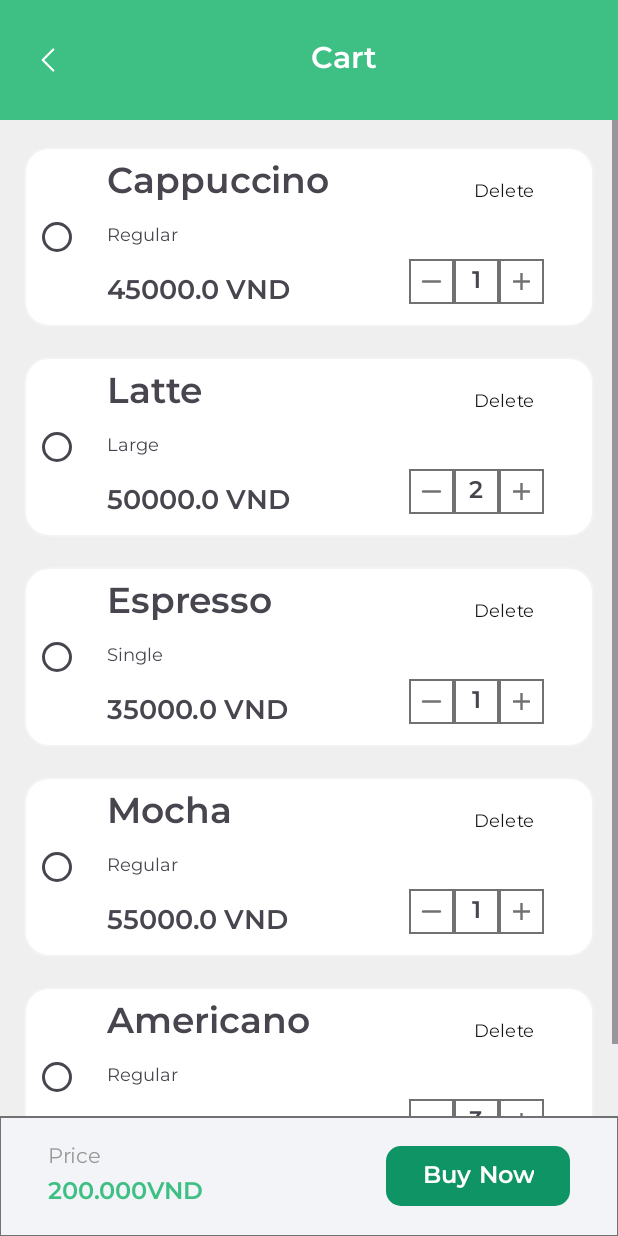
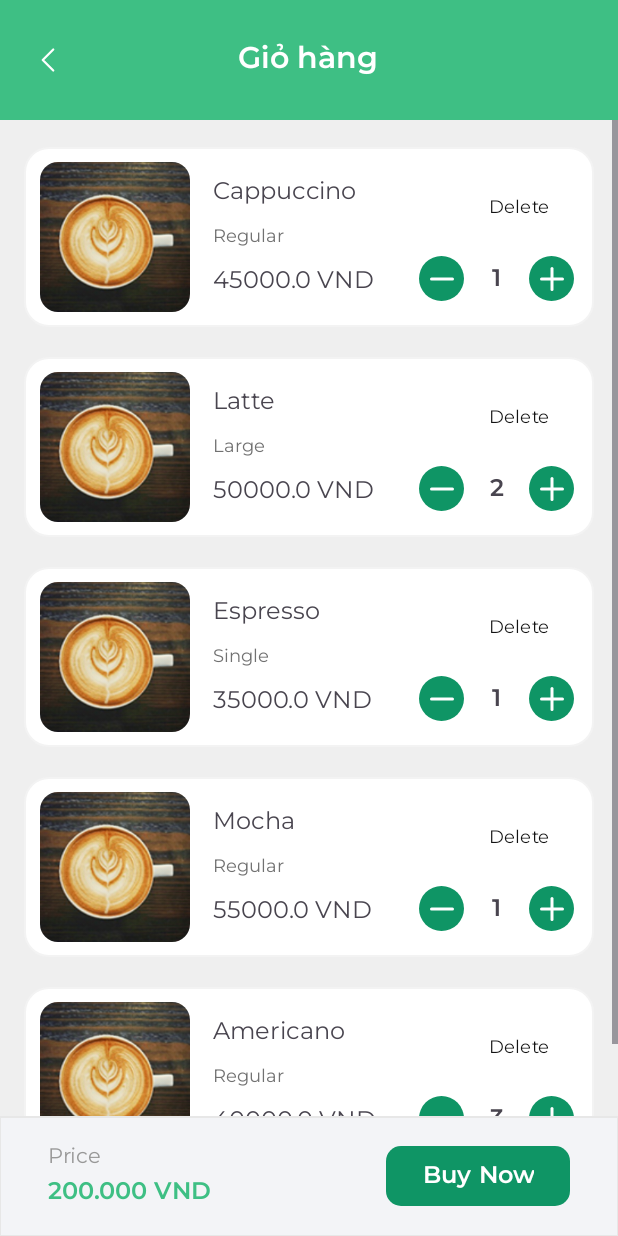
Before and after one commit to SE330-CoffeeShop/Coffee-Shop-Management-Android, an Android app: the CartFragment screen opened through its navigation route, on a phone screen of 412 x 824 dp. Run offline under Robolectric (Android 15) with nearby library versions, the phone set to English and light mode, and no system bars; our stand-ins replace Dagger/Hilt's generated code, navigation-ui; 2 statements that could not run were skipped.

Commit message:
Refactor UI: Cart

```diff
--- a/app/src/main/java/com/example/coffeeshopmanagementandroid/ui/adapter/ProductCartAdapter.java
+++ b/app/src/main/java/com/example/coffeeshopmanagementandroid/ui/adapter/ProductCartAdapter.java
@@ -20,7 +20,6 @@ import java.util.List;
 public class ProductCartAdapter extends RecyclerView.Adapter<ProductCartAdapter.ProductCartViewHolder> {
 
     private List<ProductCartModel> products;
-
     private final OnMinusQuantityListener onMinusQuantity;
     private final OnDeleteProductListener onDeleteProduct;
     private final OnPlusQuantityListener onPlusQuantity;
@@ -68,12 +67,10 @@ public class ProductCartAdapter extends RecyclerView.Adapter<ProductCartAdapter.
     }
 
     public class ProductCartViewHolder extends RecyclerView.ViewHolder {
-        private final RadioButton radioButtonCartProduct;
         private final TextView productNameTextView;
         private final TextView variantProductTextView;
         private final TextView priceTextView;
         private final TextView quantityTextView;
-
         private final ImageButton minusButton;
         private final Button deleteButton;
         private final ImageButton plusButton;
@@ -81,7 +78,6 @@ public class ProductCartAdapter extends RecyclerView.Adapter<ProductCartAdapter.
 
         public ProductCartViewHolder(@NonNull View itemView) {
             super(itemView);
-            this.radioButtonCartProduct = itemView.findViewById(R.id.radioButtonCartProduct);
             this.productNameTextView = itemView.findViewById(R.id.productNameTextView);
             this.variantProductTextView = itemView.findViewById(R.id.variantProductTextView);
             this.priceTextView = itemView.findViewById(R.id.priceTextView);
@@ -119,7 +115,6 @@ public class ProductCartAdapter extends RecyclerView.Adapter<ProductCartAdapter.
             });
         }
         public void bind(ProductCartModel product){
-            radioButtonCartProduct.setChecked(false);
             productNameTextView.setText(product.getProductName());
             variantProductTextView.setText(product.getProductVarient());
             priceTextView.setText(product.getProductPrice() + " VND");
--- /dev/null
+++ b/app/src/main/res/drawable/bg_circle_button.xml
@@ -0,0 +1,5 @@
+<?xml version="1.0" encoding="utf-8"?>
+<shape xmlns:android="http://schemas.android.com/apk/res/android"
+    android:shape="oval">
+    <solid android:color="@color/primary_500" />
+</shape>
--- a/app/src/main/res/drawable/border_top.xml
+++ b/app/src/main/res/drawable/border_top.xml
@@ -12,7 +12,7 @@
         <shape android:shape="rectangle">
             <stroke
                 android:width="1dp"
-                android:color="@color/secondary_400" />
+                android:color="@color/secondary_200" />
             <solid android:color="@android:color/transparent" />
         </shape>
     </item>
--- a/app/src/main/res/drawable/minus_icon.xml
+++ b/app/src/main/res/drawable/minus_icon.xml
@@ -5,7 +5,7 @@
     android:viewportHeight="24">
     <path
         android:pathData="M5 12 L19 12"
-        android:strokeColor="#717171"
+        android:strokeColor="#FFFFFF"
         android:strokeWidth="2"
         android:strokeLineCap="round"
         android:strokeLineJoin="round"
--- a/app/src/main/res/layout/cart_product_layout.xml
+++ b/app/src/main/res/layout/cart_product_layout.xml
@@ -9,115 +9,130 @@
     android:orientation="horizontal"
     android:padding="5dp">
 
+    <!-- Phần hình ảnh (chiếm 30% width) -->
     <LinearLayout
         android:layout_width="0dp"
         android:layout_height="match_parent"
-        android:layout_gravity="center_vertical"
         android:layout_weight="3"
         android:gravity="center"
         android:orientation="vertical">
 
-        <RadioButton
-            android:id="@+id/radioButtonCartProduct"
+        <androidx.cardview.widget.CardView
             android:layout_width="wrap_content"
-            android:layout_height="match_parent" />
+            android:layout_height="wrap_content"
+            app:cardCornerRadius="12dp"
+            app:cardElevation="0dp"
+            app:cardMaxElevation="0dp">
+
+            <ImageView
+                android:id="@+id/productImageView"
+                android:layout_width="100dp"
+                android:layout_height="100dp"
+                android:contentDescription="@string/product_image"
+                android:scaleType="centerCrop"
+                android:src="@drawable/demo_image" />
+        </androidx.cardview.widget.CardView>
     </LinearLayout>
 
-
+    <!-- Phần thông tin (chiếm 50% width) -->
     <LinearLayout
         android:layout_width="0dp"
         android:layout_height="match_parent"
-        android:layout_weight="12"
-        android:orientation="vertical">
+        android:layout_weight="4"
+        android:gravity="center_vertical"
+        android:orientation="vertical"
+        android:paddingHorizontal="10dp">
 
         <TextView
             android:id="@+id/productNameTextView"
-            style="@style/text_xl_semibold"
-            android:layout_width="wrap_content"
-            android:layout_height="0dp"
-            android:layout_weight="1"
+            style="@style/text_base_regular"
+            android:layout_width="match_parent"
+            android:layout_height="wrap_content"
+            android:layout_marginBottom="8dp"
             android:gravity="center_vertical"
             android:text="@string/cappuccino" />
 
         <TextView
             android:id="@+id/variantProductTextView"
             style="@style/text_xs_regular"
-            android:layout_width="wrap_content"
-            android:layout_height="0dp"
-            android:layout_weight="1"
+            android:layout_width="match_parent"
+            android:layout_height="wrap_content"
+            android:layout_marginBottom="8dp"
             android:gravity="center_vertical"
-            android:text="@string/variantProduct" />
+            android:text="@string/variantProduct"
+            android:textColor="@color/secondary_400"
+        />
 
         <TextView
             android:id="@+id/priceTextView"
-            style="@style/text_lg_semibold"
-            android:layout_width="wrap_content"
-            android:layout_height="0dp"
-            android:layout_weight="1"
+            style="@style/text_base_regular"
+            android:layout_width="match_parent"
+            android:layout_height="wrap_content"
             android:gravity="center_vertical"
             android:text="@string/priceProduct" />
     </LinearLayout>
 
+    <!-- Phần điều khiển (chiếm 20% width) -->
     <LinearLayout
         android:layout_width="0dp"
         android:layout_height="match_parent"
-        android:layout_weight="7"
-        android:gravity="end"
-        android:orientation="vertical"
-        android:paddingStart="0dp"
-        android:paddingEnd="10dp">
+        android:layout_weight="3"
+        android:gravity="center|end"
+        android:orientation="vertical">
 
         <Button
             android:id="@+id/deleteButton"
             style="@style/text_xs_regular"
             android:layout_width="wrap_content"
-            android:layout_height="0dp"
-            android:layout_marginBottom="10dp"
-            android:layout_weight="1"
+            android:layout_height="wrap_content"
+            android:layout_gravity="end"
             android:background="@drawable/bg_transparent"
             android:text="@string/delete"
             android:textColor="@color/secondary_500" />
 
-        <LinearLayout
+        <!-- Sử dụng ConstraintLayout cho chính xác hơn -->
+        <androidx.constraintlayout.widget.ConstraintLayout
             android:layout_width="match_parent"
-            android:layout_height="0dp"
-            android:layout_weight="1"
-            android:gravity="center_vertical"
-            android:orientation="horizontal">
+            android:layout_height="wrap_content"
+            android:layout_marginTop="8dp"
+            android:layout_marginEnd="8dp">
 
             <ImageButton
                 android:id="@+id/minusButton"
-                style="@style/text_xs_regular"
                 android:layout_width="30dp"
                 android:layout_height="30dp"
-                android:background="@drawable/bg_stroke"
-                android:paddingLeft="5dp"
-                android:paddingRight="5dp"
-                android:scaleType="fitCenter"
-                android:textColor="@color/secondary_500"
-                app:srcCompat="@drawable/minus_icon" />
+                android:background="@drawable/bg_circle_button"
+                android:contentDescription="Giảm số lượng sản phẩm"
+                android:scaleType="center"
+                android:src="@drawable/minus_icon"
+                app:layout_constraintBottom_toBottomOf="parent"
+                app:layout_constraintStart_toStartOf="parent"
+                app:layout_constraintTop_toTopOf="parent" />
 
             <TextView
                 android:id="@+id/quantityTextView"
                 style="@style/text_base_semibold"
-                android:layout_width="30dp"
-                android:layout_height="30dp"
-                android:background="@drawable/bg_stroke"
+                android:layout_width="wrap_content"
+                android:layout_height="wrap_content"
                 android:gravity="center"
-                android:text="@string/quantity_product_cart" />
+                android:text="@string/quantity_product_cart"
+                app:layout_constraintBottom_toBottomOf="parent"
+                app:layout_constraintEnd_toStartOf="@id/plusButton"
+                app:layout_constraintStart_toEndOf="@id/minusButton"
+                app:layout_constraintTop_toTopOf="parent" />
 
             <ImageButton
                 android:id="@+id/plusButton"
-                style="@style/text_xs_regular"
                 android:layout_width="30dp"
                 android:layout_height="30dp"
-                android:background="@drawable/bg_stroke"
-                android:paddingLeft="5dp"
-                android:paddingRight="5dp"
-                android:scaleType="fitCenter"
-                android:textColor="@color/secondary_500"
-                app:srcCompat="@drawable/plus_icon" />
-        </LinearLayout>
+                android:background="@drawable/bg_circle_button"
+                android:contentDescription="Tăng số lượng sản phẩm"
+                android:scaleType="center"
+                android:src="@drawable/add_icon"
+                app:layout_constraintBottom_toBottomOf="parent"
+                app:layout_constraintEnd_toEndOf="parent"
+                app:layout_constraintTop_toTopOf="parent" />
+        </androidx.constraintlayout.widget.ConstraintLayout>
+
     </LinearLayout>
-
 </LinearLayout>
--- a/app/src/main/res/layout/fragment_cart.xml
+++ b/app/src/main/res/layout/fragment_cart.xml
@@ -45,8 +45,8 @@
                 android:textStyle="bold" />
 
             <View
-                android:layout_width="0dp"
-                android:layout_height="1dp"
+                android:layout_width="48dp"
+                android:layout_height="48dp"
                 android:layout_weight="1" />
         </LinearLayout>
         <ScrollView
@@ -96,7 +96,7 @@
                     style="@style/text_base_semibold"
                     android:layout_width="wrap_content"
                     android:layout_height="wrap_content"
-                    android:text="200.000VND"
+                    android:text="200.000 VND"
                     android:textColor="@color/primary_400" />
             </LinearLayout>
 
--- a/app/src/main/res/values/strings.xml
+++ b/app/src/main/res/values/strings.xml
@@ -55,7 +55,7 @@
     <string name="coffee_bean">Coffee Bean</string>
     <string name="home">Home</string>
     <string name="search_coffee">Search Coffee</string>
-    <string name="cart">Cart</string>
+    <string name="cart">Giỏ hàng</string>
     <string name="notifications">Notifications</string>
     <string name="add_to_cart">Thêm vào giỏ hàng</string>
     <string name="product_image">Product\'s Image</string>
```
